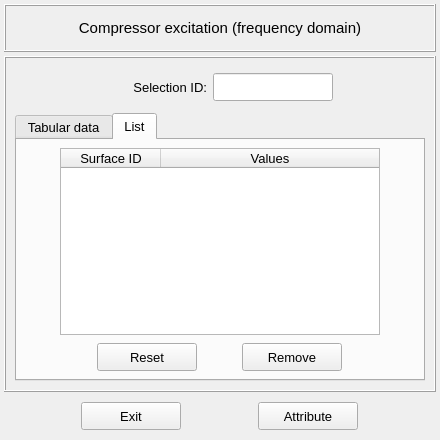
This is vibra/interface/data/ui_files/model/acoustic/compressor_excitation_spectrum_inputs.ui in MOPT-UFSC/VIBRA as Qt 5 draws it before an edit. The edited form follows.
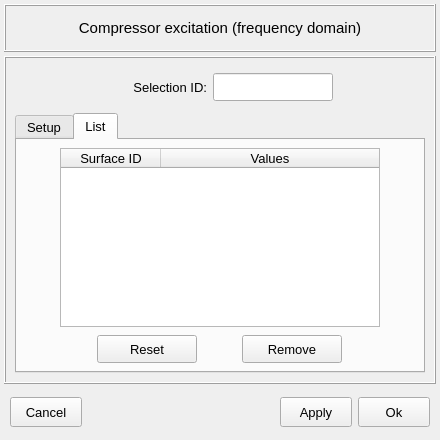
This is the edited form. The open tabs and pages were chosen to show the change. Icons and pictures are not drawn.

What changed in the file:
```diff
--- a/vibra/interface/data/ui_files/model/acoustic/compressor_excitation_spectrum_inputs.ui
+++ b/vibra/interface/data/ui_files/model/acoustic/compressor_excitation_spectrum_inputs.ui
@@ -34,7 +34,6 @@
   <property name="font">
    <font>
     <pointsize>11</pointsize>
-    <weight>50</weight>
     <bold>false</bold>
    </font>
   </property>
@@ -234,6 +233,7 @@
         <property name="font">
          <font>
           <pointsize>10</pointsize>
+          <bold>false</bold>
          </font>
         </property>
         <property name="currentIndex">
@@ -241,7 +241,7 @@
         </property>
         <widget class="QWidget" name="tab_setup">
          <attribute name="title">
-          <string>Tabular data</string>
+          <string>Setup</string>
          </attribute>
          <layout class="QGridLayout" name="gridLayout_3">
           <property name="leftMargin">
@@ -762,7 +762,6 @@
                 <font>
                  <family>MS Shell Dlg 2</family>
                  <pointsize>10</pointsize>
-                 <weight>50</weight>
                  <italic>false</italic>
                  <bold>false</bold>
                 </font>
@@ -796,7 +795,6 @@
                 <font>
                  <family>MS Shell Dlg 2</family>
                  <pointsize>10</pointsize>
-                 <weight>50</weight>
                  <italic>false</italic>
                  <bold>false</bold>
                 </font>
@@ -834,6 +832,7 @@
               <family>MS Shell Dlg 2</family>
               <pointsize>10</pointsize>
               <italic>false</italic>
+              <bold>false</bold>
              </font>
             </property>
             <property name="toolTip">
@@ -932,14 +931,14 @@
     <widget class="QFrame" name="frame_11">
      <property name="minimumSize">
       <size>
-       <width>340</width>
-       <height>40</height>
+       <width>0</width>
+       <height>48</height>
       </size>
      </property>
      <property name="maximumSize">
       <size>
        <width>16777215</width>
-       <height>40</height>
+       <height>48</height>
       </size>
      </property>
      <property name="frameShape">
@@ -950,39 +949,37 @@
      </property>
      <layout class="QGridLayout" name="gridLayout_14">
       <property name="leftMargin">
-       <number>0</number>
+       <number>6</number>
       </property>
       <property name="topMargin">
        <number>0</number>
       </property>
       <property name="rightMargin">
-       <number>0</number>
+       <number>6</number>
       </property>
       <property name="bottomMargin">
        <number>0</number>
       </property>
-      <property name="spacing">
+      <property name="verticalSpacing">
        <number>0</number>
       </property>
-      <item row="0" column="1">
-       <widget class="QPushButton" name="pushButton_attribute">
+      <item row="0" column="3">
+       <widget class="QPushButton" name="pushButton_apply_and_close">
         <property name="minimumSize">
          <size>
-          <width>100</width>
-          <height>28</height>
+          <width>72</width>
+          <height>30</height>
          </size>
         </property>
         <property name="maximumSize">
          <size>
-          <width>100</width>
-          <height>28</height>
+          <width>72</width>
+          <height>30</height>
          </size>
         </property>
         <property name="font">
          <font>
-          <family>MS Shell Dlg 2</family>
           <pointsize>10</pointsize>
-          <weight>50</weight>
           <italic>false</italic>
           <bold>false</bold>
          </font>
@@ -991,9 +988,53 @@
          <string notr="true"/>
         </property>
         <property name="text">
-         <string>Attribute</string>
+         <string>Ok</string>
         </property>
         <property name="autoDefault">
+         <bool>false</bool>
+        </property>
+        <property name="default">
+         <bool>false</bool>
+        </property>
+        <property name="flat">
+         <bool>false</bool>
+        </property>
+       </widget>
+      </item>
+      <item row="0" column="2">
+       <widget class="QPushButton" name="pushButton_apply">
+        <property name="minimumSize">
+         <size>
+          <width>72</width>
+          <height>30</height>
+         </size>
+        </property>
+        <property name="maximumSize">
+         <size>
+          <width>72</width>
+          <height>30</height>
+         </size>
+        </property>
+        <property name="font">
+         <font>
+          <pointsize>10</pointsize>
+          <italic>false</italic>
+          <bold>false</bold>
+         </font>
+        </property>
+        <property name="styleSheet">
+         <string notr="true"/>
+        </property>
+        <property name="text">
+         <string>Apply</string>
+        </property>
+        <property name="autoDefault">
+         <bool>false</bool>
+        </property>
+        <property name="default">
+         <bool>false</bool>
+        </property>
+        <property name="flat">
          <bool>false</bool>
         </property>
        </widget>
@@ -1002,21 +1043,19 @@
        <widget class="QPushButton" name="pushButton_exit">
         <property name="minimumSize">
          <size>
-          <width>100</width>
-          <height>28</height>
+          <width>72</width>
+          <height>30</height>
          </size>
         </property>
         <property name="maximumSize">
          <size>
-          <width>100</width>
-          <height>28</height>
+          <width>72</width>
+          <height>30</height>
          </size>
         </property>
         <property name="font">
          <font>
-          <family>MS Shell Dlg 2</family>
           <pointsize>10</pointsize>
-          <weight>50</weight>
           <italic>false</italic>
           <bold>false</bold>
          </font>
@@ -1025,13 +1064,32 @@
          <string notr="true"/>
         </property>
         <property name="text">
-         <string>Exit</string>
+         <string>Cancel</string>
         </property>
         <property name="autoDefault">
          <bool>false</bool>
         </property>
+        <property name="default">
+         <bool>false</bool>
+        </property>
+        <property name="flat">
+         <bool>false</bool>
+        </property>
        </widget>
       </item>
+      <item row="0" column="1">
+       <spacer name="horizontalSpacer_17">
+        <property name="orientation">
+         <enum>Qt::Orientation::Horizontal</enum>
+        </property>
+        <property name="sizeHint" stdset="0">
+         <size>
+          <width>40</width>
+          <height>20</height>
+         </size>
+        </property>
+       </spacer>
+      </item>
      </layout>
     </widget>
    </item>
```
Left out of the diff: 175 changed lines with no effect on the pictures.
